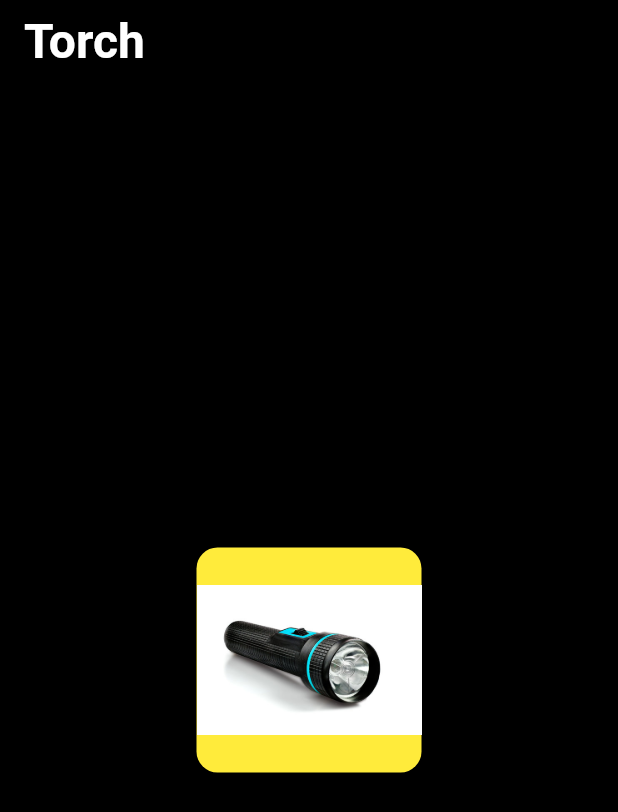
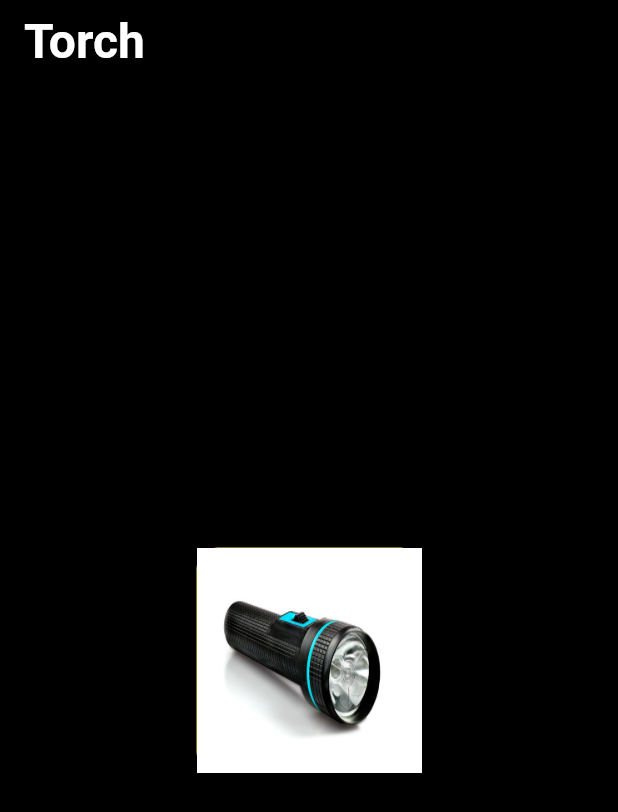
Before and after one commit to PRAFULDESHMUKH0435/torchapp, a Flutter app: the screen it shows after launch, on a phone screen of 412 x 824 dp. Shown: the top 812 px of the screen. Run offline on Flutter 3.47's test engine with Material 3 defaults, Android fonts, the phone set to English and light mode, and no system bars; missing offline and left inert: torch_controller.

Commit message:
updated code

```diff
--- a/lib/homescreen.dart
+++ b/lib/homescreen.dart
@@ -37,7 +37,7 @@ class _HomeScreenState extends State<HomeScreen> {
               color: Colors.yellow,
               borderRadius: BorderRadius.circular(14.0)
             ),
-            child: Image.asset("Assets/Images/torch.jpg",)
+            child: Image.asset("Assets/Images/torch.jpg",fit: BoxFit.fill,)
           ),
         ),
       ),
--- a/lib/main.dart
+++ b/lib/main.dart
@@ -24,6 +24,7 @@ class _MyAppState extends State<MyApp> {
   @override
   Widget build(BuildContext context) {
     return MaterialApp(
+      debugShowCheckedModeBanner: false,
       home: HomeScreen(),
     );
   }
```
